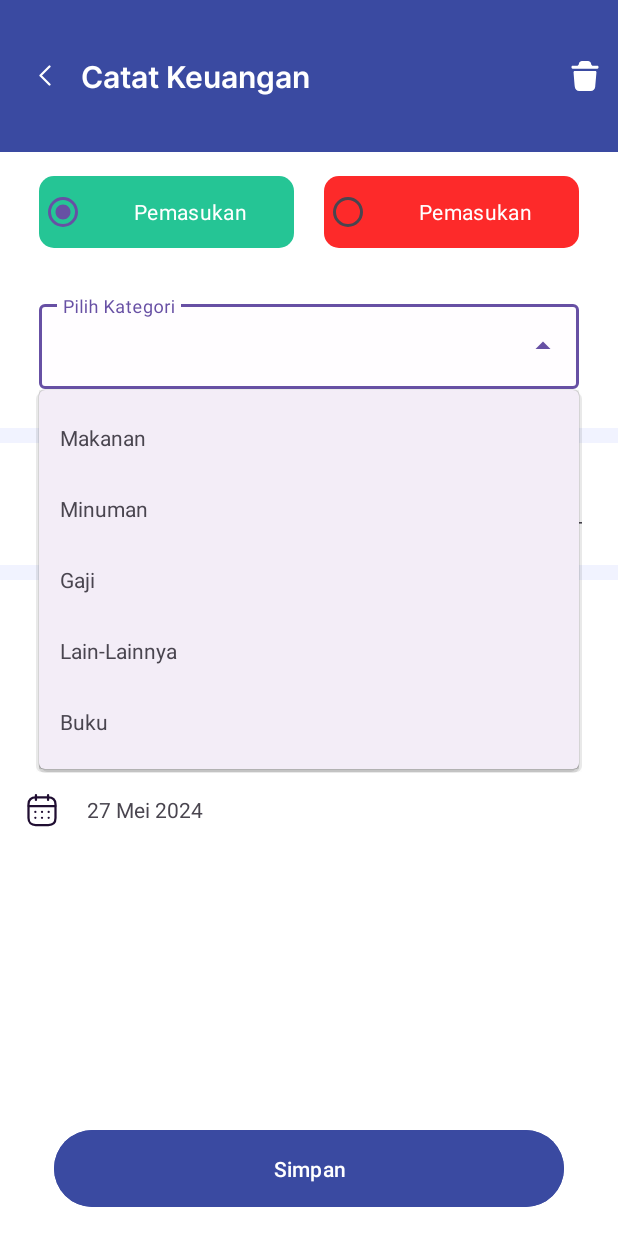
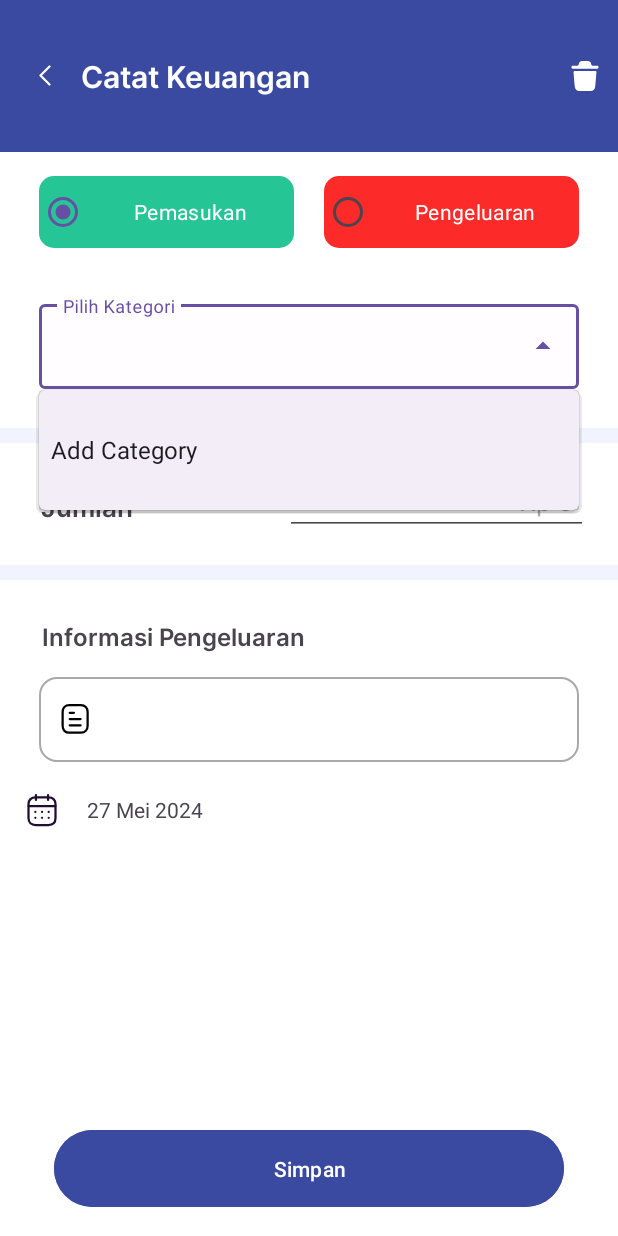
Before and after one commit to MissingPoma/Uangin, an Android app: the AddActivity screen opened directly, with no data from a screen before it, after a tap on an icon or button, on a phone screen of 412 x 824 dp. Run offline under Robolectric (Android 15) with nearby library versions, the phone set to English and light mode, and no system bars; our stand-ins replace Room's generated code; 1 statement that could not run was skipped.

Commit message:
eror force close ketika pindah ke addActivity

```diff
--- a/app/src/main/java/com/example/uangin/AddActivity.kt
+++ b/app/src/main/java/com/example/uangin/AddActivity.kt
@@ -5,15 +5,25 @@ import android.content.Intent
 import android.os.Bundle
 import android.widget.ArrayAdapter
 import android.widget.AutoCompleteTextView
-import android.widget.Button
 import android.widget.ImageButton
 import android.widget.TextView
+import android.widget.Toast
 import androidx.appcompat.app.AppCompatActivity
+import androidx.lifecycle.lifecycleScope
+import androidx.room.Room
+import com.example.uangin.database.AppDatabase
+import com.example.uangin.database.dao.KategoriDao
 import com.google.android.material.textfield.TextInputEditText
+import com.google.android.material.textfield.TextInputLayout
+import kotlinx.coroutines.Dispatchers
+import kotlinx.coroutines.launch
+import kotlinx.coroutines.withContext
 import java.util.*
 
 class AddActivity : AppCompatActivity() {
 
+    private lateinit var db: AppDatabase
+    private lateinit var categoryDao: KategoriDao
     private lateinit var tanggalTextView: TextView
     private lateinit var autoCompleteTextView: AutoCompleteTextView
     private lateinit var catatanEditText: TextInputEditText
@@ -36,20 +46,39 @@ class AddActivity : AppCompatActivity() {
             showDatePickerDialog()
         }
 
-        val items = listOf("Makanan", "Minuman", "Gaji", "Lain-Lainnya", "Buku")
-        val adapter = ArrayAdapter(this, R.layout.dropdown_item, items)
-        autoCompleteTextView = findViewById(R.id.itemKategori)
-        autoCompleteTextView.setAdapter(adapter)
-
         catatanEditText = findViewById(R.id.catatanEditText)
         jumlahEditText = findViewById(R.id.jumlahEditText)
 
-     /*   val saveButton = findViewById<Button>(R.id.saveButton)
-        saveButton.setOnClickListener {
-            saveData()
-        } */
+        db = Room.databaseBuilder(applicationContext, AppDatabase::class.java, "app-database").build()
+        categoryDao = db.kategoriDao()
+
+        val textInputLayout: TextInputLayout = findViewById(R.id.pilihKategori)
+        autoCompleteTextView = findViewById(R.id.itemKategori)
+
+        lifecycleScope.launch {
+            val categories = withContext(Dispatchers.IO) {
+                val dbCategories = categoryDao.getAll()
+                dbCategories.map { it.namaKategori } + "Add Category"
+            }
+
+            val adapter = ArrayAdapter(this@AddActivity, android.R.layout.simple_dropdown_item_1line, categories)
+            autoCompleteTextView.setAdapter(adapter)
+
+            autoCompleteTextView.setOnItemClickListener { parent, view, position, id ->
+                if (position == categories.size - 1) {
+                    navigateToAddCategoryFragment()
+                } else {
+                    val selectedCategory = categories[position]
+                    Toast.makeText(applicationContext, "Selected: $selectedCategory", Toast.LENGTH_SHORT).show()
+                }
+            }
+        }
     }
 
+    private fun navigateToAddCategoryFragment() {
+        val intent = Intent(this, AddActivity::class.java)
+        startActivity(intent)
+    }
 
     private fun showDatePickerDialog() {
         val calendar = Calendar.getInstance()
@@ -76,6 +105,4 @@ class AddActivity : AppCompatActivity() {
         )
         return monthNames[month]
     }
-
-
 }
--- a/app/src/main/java/com/example/uangin/database/dao/KategoriDao.kt
+++ b/app/src/main/java/com/example/uangin/database/dao/KategoriDao.kt
@@ -22,4 +22,5 @@ interface KategoriDao {
 
     @Delete
     fun delete(kategori: Kategori)
+
 }
--- a/app/src/main/res/layout/activity_adding_data.xml
+++ b/app/src/main/res/layout/activity_adding_data.xml
@@ -1,4 +1,3 @@
-
 <?xml version="1.0" encoding="utf-8"?>
 <RelativeLayout xmlns:android="http://schemas.android.com/apk/res/android"
     xmlns:app="http://schemas.android.com/apk/res-auto"
@@ -68,7 +67,7 @@
         android:layout_height="wrap_content"
         android:orientation="vertical"
         android:background="@color/white"
-        android:layout_below="@id/toolbarHome" >
+        android:layout_below="@id/toolbarHome">
 
         <RadioGroup
             android:id="@+id/radioGroupType"
@@ -76,8 +75,7 @@
             android:layout_height="wrap_content"
             android:orientation="horizontal"
             android:gravity="center"
-            android:padding="16dp"
-            >
+            android:padding="16dp">
 
             <RadioButton
                 android:id="@+id/radioButtonIncome"
@@ -95,19 +93,18 @@
                 android:id="@+id/radioButtonOutcome"
                 android:layout_width="170dp"
                 android:layout_height="wrap_content"
-                android:text="Pemasukan"
+                android:background="@drawable/pengeluaran_background"
+                android:text="Pengeluaran"
                 android:textAlignment="center"
-                android:background="@drawable/pengeluaran_background"
                 android:textColor="@android:color/white" />
 
         </RadioGroup>
 
         <com.google.android.material.textfield.TextInputLayout
+            android:id="@+id/pilihKategori"
             android:layout_width="360dp"
+            android:layout_height="wrap_content"
             android:layout_gravity="center_horizontal"
-            android:id="@+id/pilihKategori"
-            android:layout_below="@id/radioGroupType"
-            android:layout_height="wrap_content"
             android:layout_margin="16dp"
             android:paddingBottom="10dp"
             style="@style/Widget.Material3.TextInputLayout.OutlinedBox.ExposedDropdownMenu"
@@ -122,8 +119,7 @@
         </com.google.android.material.textfield.TextInputLayout>
 
     </LinearLayout>
-    <!-- Radio Group for Income/Expense -->
-    <!-- LinearLayout di bawah TextInputLayout -->
+
     <LinearLayout
         android:id="@+id/linearlayout2"
         android:layout_width="match_parent"
@@ -131,14 +127,13 @@
         android:orientation="horizontal"
         android:layout_marginTop="10dp"
         android:background="@color/white"
-        android:layout_below="@id/linearlayout1" >
+        android:layout_below="@id/linearlayout1">
 
-        <!-- Tambahkan konten atau elemen lainnya di sini -->
         <LinearLayout
             android:layout_width="0dp"
             android:layout_height="wrap_content"
             android:layout_marginTop="30dp"
-            android:layout_marginLeft="27dp"
+            android:layout_marginStart="27dp"
             android:layout_weight="1"
             android:gravity="center_vertical">
 
@@ -147,15 +142,17 @@
                 android:layout_height="wrap_content"
                 android:text="Jumlah"
                 android:textSize="17sp"
-                android:fontFamily="@font/inter_semibold"/>
+                android:fontFamily="@font/inter_semibold" />
 
         </LinearLayout>
+
         <LinearLayout
             android:layout_width="230dp"
             android:layout_marginTop="16dp"
             android:layout_marginBottom="20dp"
             android:layout_height="wrap_content"
             android:paddingEnd="20dp">
+
             <EditText
                 android:id="@+id/jumlahEditText"
                 android:layout_width="0dp"
@@ -169,7 +166,6 @@
         </LinearLayout>
 
     </LinearLayout>
-    <!-- Content Layout -->
 
     <LinearLayout
         android:id="@+id/linearLayout3"
@@ -185,7 +181,7 @@
             android:layout_width="wrap_content"
             android:layout_height="wrap_content"
             android:text="Informasi Pengeluaran"
-            android:layout_marginLeft="12dp"
+            android:layout_marginStart="12dp"
             android:layout_marginBottom="10dp"
             android:layout_marginTop="10dp"
             android:fontFamily="@font/inter_semibold"
@@ -219,16 +215,16 @@
                 android:layout_width="24dp"
                 android:layout_height="24dp"
                 android:background="@android:color/transparent"
-                android:contentDescription="TODO"
                 android:src="@drawable/ic_calendar" />
 
             <TextView
-                android:paddingStart="10dp"
                 android:id="@+id/tanggalTextView"
                 android:layout_width="wrap_content"
                 android:layout_height="wrap_content"
+                android:paddingStart="10dp"
                 android:text="27 Mei 2024"
-                android:layout_marginStart="8dp"/>
+                android:layout_marginStart="8dp" />
+
         </LinearLayout>
 
     </LinearLayout>
@@ -243,6 +239,6 @@
         android:layout_alignParentBottom="true"
         android:padding="16dp"
         android:layout_marginBottom="15dp"
-        android:layout_centerHorizontal="true"/>
+        android:layout_centerHorizontal="true" />
 
 </RelativeLayout>
--- a/app/src/main/res/values/style.xml
+++ b/app/src/main/res/values/style.xml
@@ -31,4 +31,6 @@
     </style>
 
 
+
+
 </resources>
```
Also changed, not shown: app/src/main/res/drawable/spinner_outline.xml (added, +8 -0 lines), app/src/main/res/layout/item_add_category.xml (added, +9 -0 lines).
